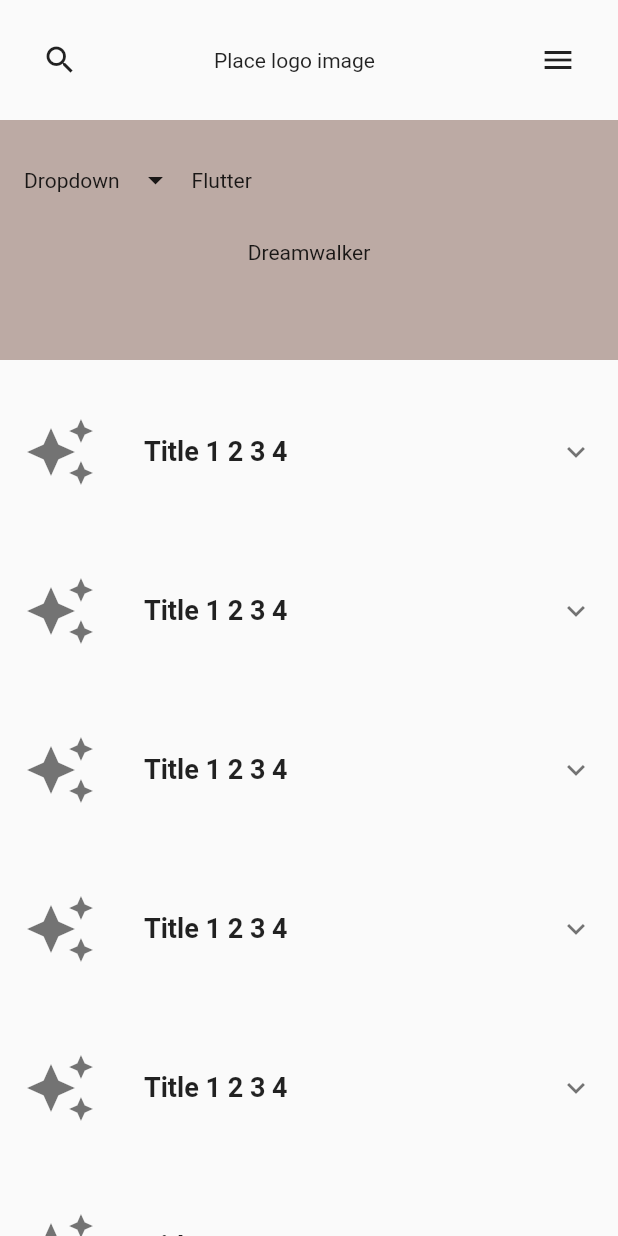
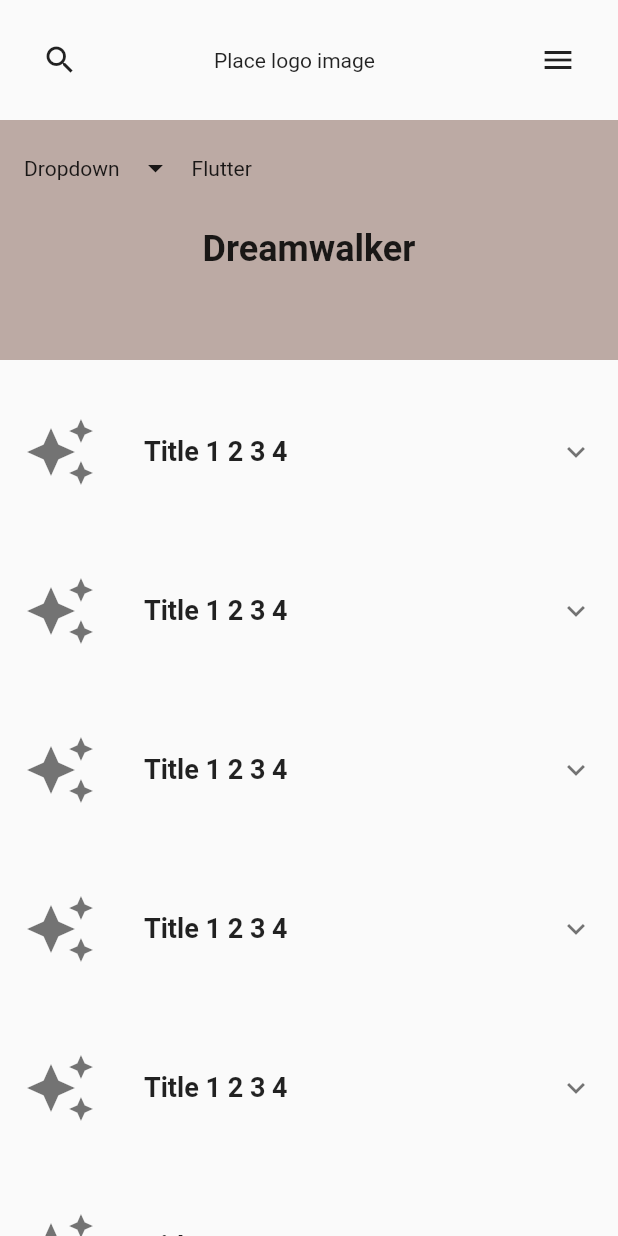
Before and after one commit to JAICHANGPARK/flutter_notebook_8th_story, a Flutter app: the screen it shows after launch, on a phone screen of 412 x 824 dp. Run offline on Flutter 3.47's test engine with Material 2 defaults, Android fonts, the phone set to English and light mode, and no system bars; our stand-ins replace badges, flutter_hooks, google_fonts, hooks_riverpod, state_notifier.

Commit message:
Update dental_service_app.dart

```diff
--- a/lib/ep578_dental_service/dental_service_app.dart
+++ b/lib/ep578_dental_service/dental_service_app.dart
@@ -52,7 +52,7 @@ class _DentalMainPageState extends State<DentalMainPage> {
                 height: 160,
                 decoration: BoxDecoration(color: Colors.brown[200],
                 ),
-                padding: EdgeInsets.only(left: 16, top: 16, bottom: 16, right: 16),
+                padding: EdgeInsets.only(left: 16, top: 8, bottom: 16, right: 16),
                 child: Column(
                   children: [
                     Row(
@@ -64,7 +64,10 @@ class _DentalMainPageState extends State<DentalMainPage> {
                     ),
                     Padding(
                       padding: const EdgeInsets.all(16.0),
-                      child: Text("Dreamwalker"),
+                      child: Text("Dreamwalker", style: TextStyle(
+                        fontSize: 24,
+                        fontWeight: FontWeight.bold,
+                      ),),
                     ),
                   ],
                 ),
```
